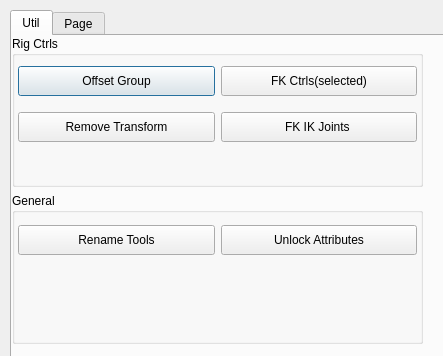
Qt form Projects/HacknSlash/python/ui/nb_tools.ui (neilberard/Python-Projects) before a commit.
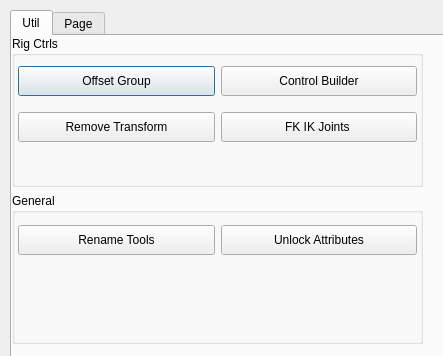
The same form after that commit. Icons and pictures are not drawn.

```diff
--- a/Projects/HacknSlash/python/ui/nb_tools.ui
+++ b/Projects/HacknSlash/python/ui/nb_tools.ui
@@ -155,7 +155,7 @@
              <string>Build FK controls on selected objects </string>
             </property>
             <property name="text">
-             <string>FK Ctrls(selected)</string>
+             <string>Control Builder</string>
             </property>
            </widget>
           </item>
```
